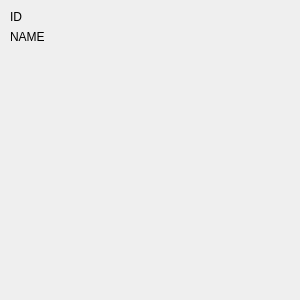
Before: the Qt Designer form phonedockwidget.ui in BAT6188/kedacom-android-tool, drawn with Qt 5.
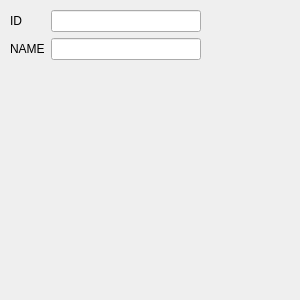
After: the same form once the commit is applied.

Commit message: Add phone class.

Diff of the .ui file:
```diff
--- a/phonedockwidget.ui
+++ b/phonedockwidget.ui
@@ -16,7 +16,7 @@
   <property name="minimumSize">
    <size>
     <width>300</width>
-    <height>200</height>
+    <height>222</height>
    </size>
   </property>
   <property name="allowedAreas">
@@ -54,13 +54,6 @@
          </property>
         </widget>
        </item>
-       <item row="0" column="1">
-        <widget class="QLabel" name="phoneId">
-         <property name="text">
-          <string/>
-         </property>
-        </widget>
-       </item>
        <item row="1" column="0">
         <widget class="QLabel" name="Name">
          <property name="text">
@@ -68,10 +61,29 @@
          </property>
         </widget>
        </item>
+       <item row="0" column="1">
+        <widget class="QLineEdit" name="phoneID">
+         <property name="maximumSize">
+          <size>
+           <width>150</width>
+           <height>16777215</height>
+          </size>
+         </property>
+         <property name="readOnly">
+          <bool>true</bool>
+         </property>
+        </widget>
+       </item>
        <item row="1" column="1">
-        <widget class="QLabel" name="phoneName">
-         <property name="text">
-          <string/>
+        <widget class="QLineEdit" name="phoneName">
+         <property name="maximumSize">
+          <size>
+           <width>150</width>
+           <height>16777215</height>
+          </size>
+         </property>
+         <property name="readOnly">
+          <bool>true</bool>
          </property>
         </widget>
        </item>
```
The commit also changes 9 other files.
